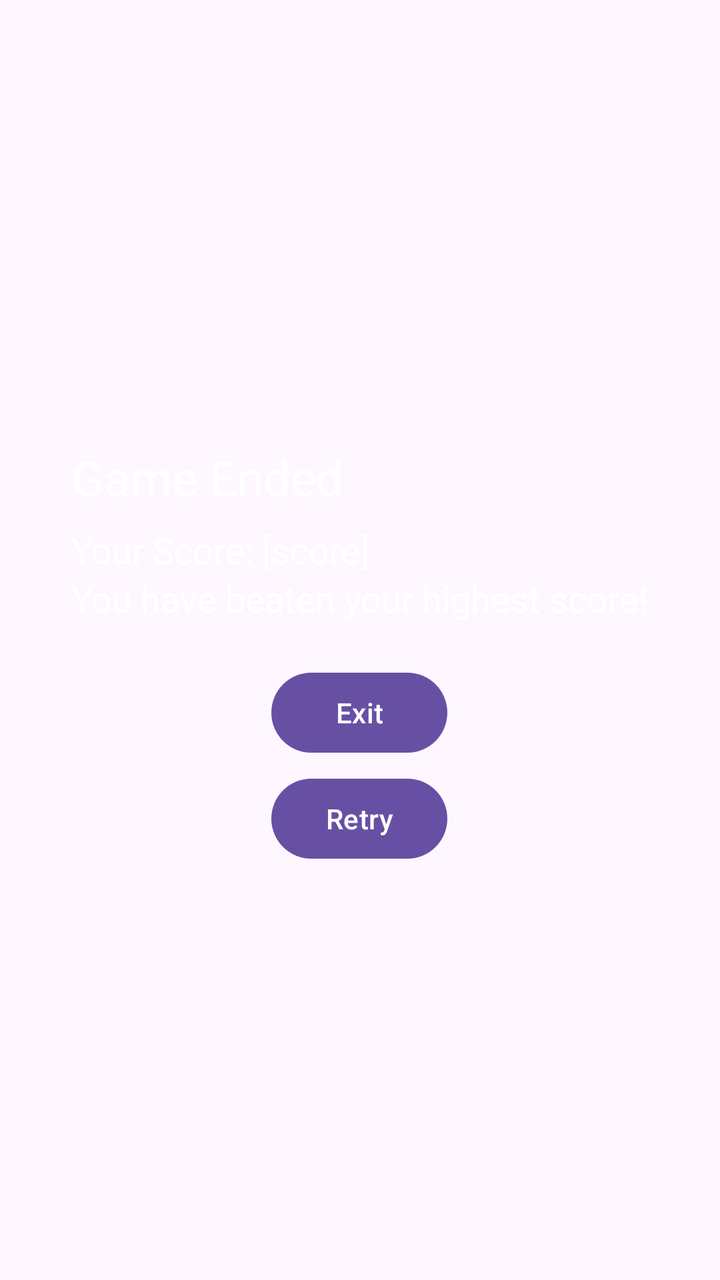
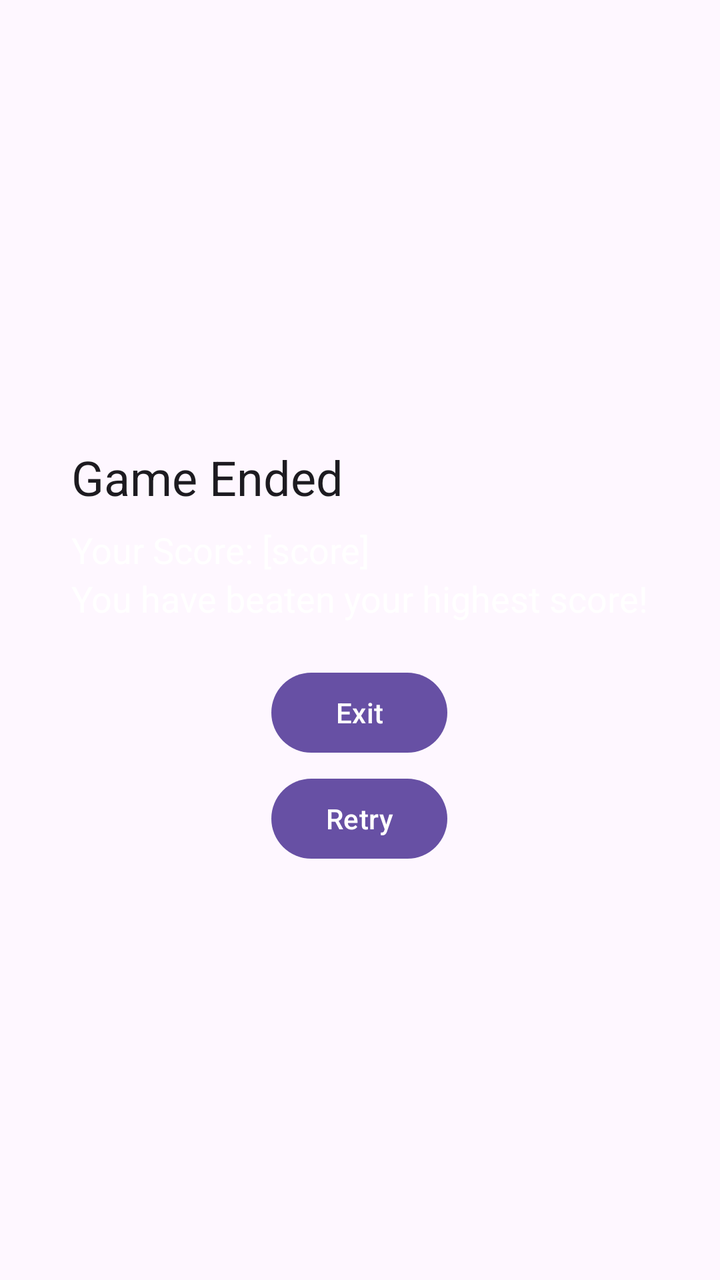

The first picture is an Android layout as it rendered before a commit; the second is the same layout after the commit. The layout source and the unified diff follow.
<!-- AndroidManifest.xml: application theme Base.Theme.MusicalGames -->
<!-- res/layout/fragment_game_ended.xml -->
<?xml version="1.0" encoding="utf-8"?>
<RelativeLayout xmlns:android="http://schemas.android.com/apk/res/android"
    android:layout_width="match_parent"
    android:layout_height="match_parent"
    >
    <LinearLayout
        android:layout_width="wrap_content"
        android:layout_height="wrap_content"
        android:orientation="vertical"
        android:layout_centerInParent="true"
        >
    <LinearLayout
        android:id="@+id/box_layout"
        android:layout_width="wrap_content"
        android:layout_height="wrap_content"
        android:orientation="vertical"
        android:layout_centerInParent="true"
        android:padding="16dp"
        android:background="?attr/backgroundColor">

        <TextView
            android:id="@+id/text_game_ended"
            android:layout_width="wrap_content"
            android:layout_height="wrap_content"
            android:text="Game Ended"
            android:textColor="?attr/colorOnPrimary"
            android:textSize="24sp"
            android:layout_marginBottom="8dp"/>

        <TextView
            android:id="@+id/text_score"
            android:layout_width="wrap_content"
            android:layout_height="wrap_content"
            android:text="Your Score: [score]"
            android:textColor="@android:color/white"
            android:textSize="18sp"/>

        <TextView
            android:id="@+id/text_high_score"
            android:layout_width="wrap_content"
            android:layout_height="wrap_content"
            android:text="You have beaten your highest score!"
            android:textColor="@android:color/white"
            android:textSize="18sp"/>
    </LinearLayout>

    <Button
        android:id="@+id/button_exit"
        android:layout_width="wrap_content"
        android:layout_height="wrap_content"
        android:layout_below="@id/box_layout"
        android:layout_centerHorizontal="true"
        android:layout_gravity="center_horizontal"
        android:layout_marginTop="5dp"
        android:text="Exit" />

    <Button
        android:id="@+id/button_retry"
        android:layout_width="wrap_content"
        android:layout_height="wrap_content"
        android:layout_below="@id/button_exit"
        android:layout_gravity="center_horizontal"
        android:layout_centerHorizontal="true"
        android:layout_marginTop="5dp"
        android:text="Retry" />
    </LinearLayout>
</RelativeLayout>
<!-- resources referenced by this layout -->
<resources>
  <style name="Base.Theme.MusicalGames" parent="Theme.Material3.DayNight.NoActionBar">
          
          
          
          
      </style>
</resources>

<!-- the commit's change to res/layout/fragment_game_ended.xml (unified diff, before → after) -->
@@ -23,7 +23,7 @@
             android:layout_width="wrap_content"
             android:layout_height="wrap_content"
             android:text="Game Ended"
-            android:textColor="?attr/colorOnPrimary"
+            android:textColor="?attr/colorOnBackground"
             android:textSize="24sp"
             android:layout_marginBottom="8dp"/>
 
